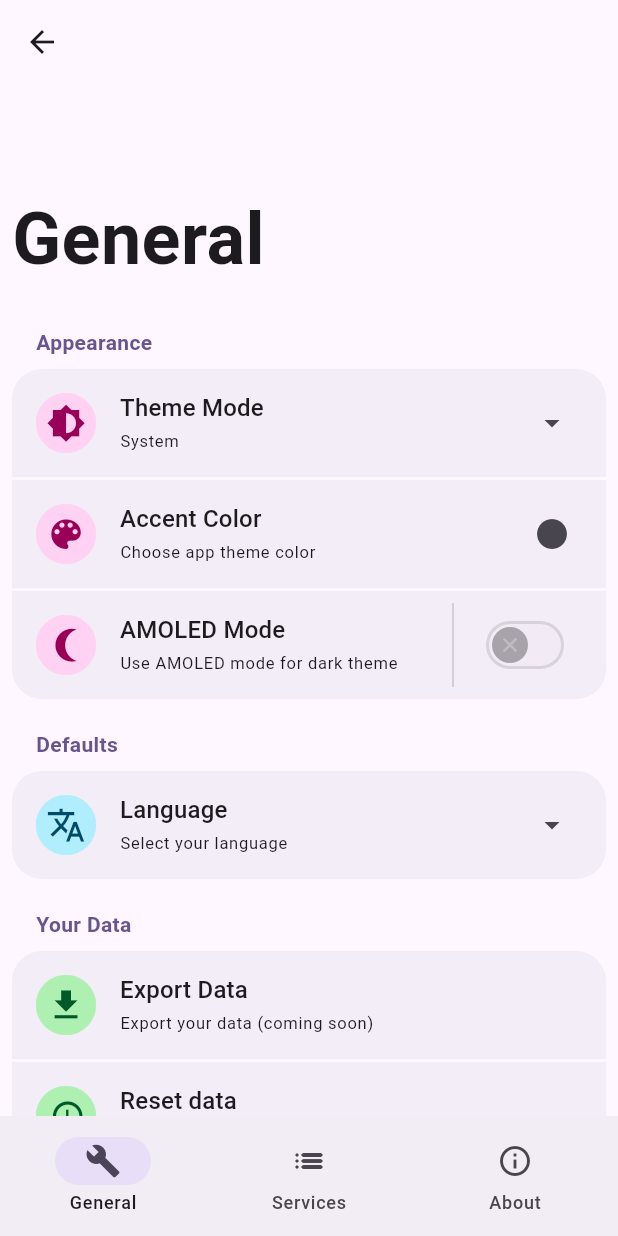
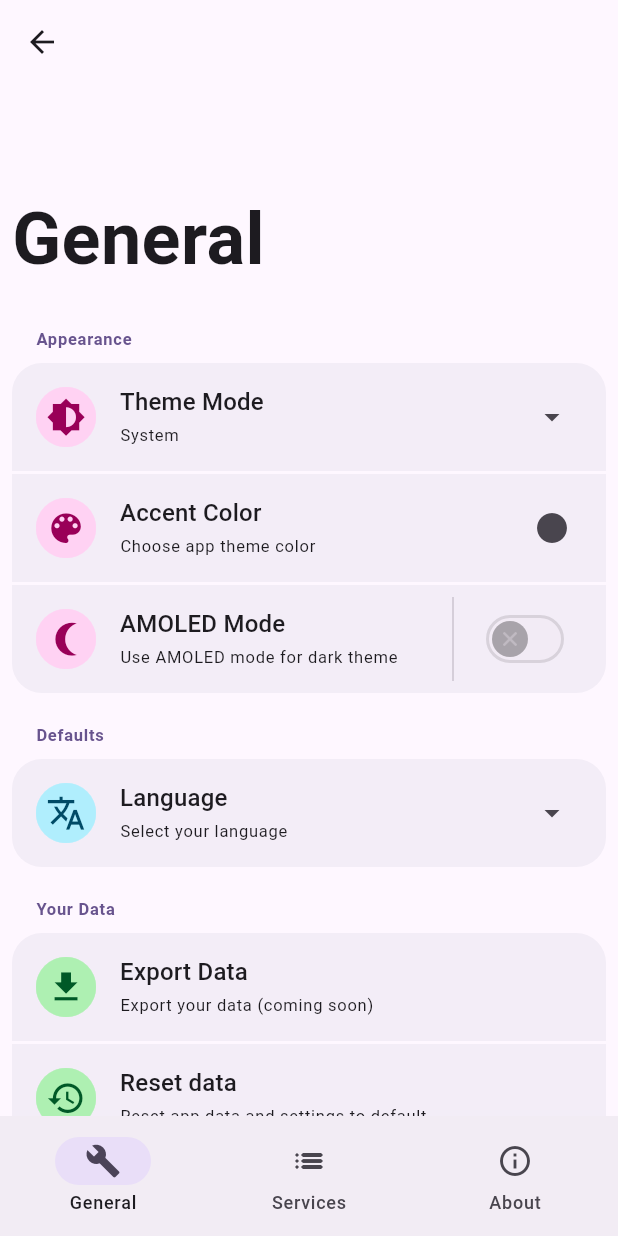
Before and after one commit to vinaooo/byewall3, a Flutter app: the screen it shows after launch, scrolled down 576 dp, after a tap on the "settings" icon, on a phone screen of 412 x 824 dp. Run offline on Flutter 3.47's test engine with Material 3 defaults, Android fonts, the phone set to English and light mode, and no system bars; drawn by our look-alikes of dynamic_color; our stand-ins replace diacritic, shared_preferences.

Commit message:
Refactor settings UI components for improved localization and readability. Replace TitleText with TileTitleText, streamline SliverAppBar construction, and enhance SettingsTiles with localized titles and subtitles.

```diff
--- a/lib/screens/settings_screen/about_settings.dart
+++ b/lib/screens/settings_screen/about_settings.dart
@@ -1,4 +1,3 @@
-import 'package:byewall3/l10n/app_localizations.dart';
 import 'package:byewall3/ui/components/settings_custom_sliverappbar.dart';
 import 'package:flutter/material.dart';
 
@@ -9,22 +8,13 @@ class AboutSettingsView extends StatelessWidget {
 
   @override
   Widget build(BuildContext context) {
-    final double screenHeight = MediaQuery.of(context).size.height;
-    final double expandedHeight = screenHeight * 0.25;
-    final double minExtent =
-        kToolbarHeight + MediaQuery.of(context).padding.top;
-
     final customSliverAppBar = CustomSliverAppBar(context);
 
     return CustomScrollView(
       key: const PageStorageKey('aboutSettings'),
       controller: controller,
       slivers: [
-        customSliverAppBar.buildSliverAppBar(
-          AppLocalizations.of(context)!.translate('about'),
-          expandedHeight,
-          minExtent,
-        ),
+        customSliverAppBar.buildSliverAppBar('about'),
         SliverList(
           delegate: SliverChildBuilderDelegate((
             BuildContext context,
--- a/lib/screens/settings_screen/general_settings.dart
+++ b/lib/screens/settings_screen/general_settings.dart
@@ -1,10 +1,10 @@
-import 'package:byewall3/l10n/app_localizations.dart';
 import 'package:byewall3/providers/language_provider.dart';
 import 'package:byewall3/providers/theme_provider.dart';
 import 'package:byewall3/ui/app_colors.dart';
+import 'package:byewall3/ui/components/localized_text.dart';
 import 'package:byewall3/ui/components/settings_custom_sliverappbar.dart';
 import 'package:byewall3/ui/components/settings_list_tiles.dart';
-import 'package:byewall3/ui/components/settings_title_text.dart';
+import 'package:byewall3/ui/components/tile_title_text.dart';
 import 'package:byewall3/utils/settings_manager.dart';
 import 'package:flutter/material.dart';
 import 'package:provider/provider.dart';
@@ -29,22 +29,13 @@ class GeneralSettingsView extends StatelessWidget {
 
   @override
   Widget build(BuildContext context) {
-    final double screenHeight = MediaQuery.of(context).size.height;
-    final double expandedHeight = screenHeight * 0.25;
-    final double minExtent =
-        kToolbarHeight + MediaQuery.of(context).padding.top;
-
     final customSliverAppBar = CustomSliverAppBar(context);
 
     return CustomScrollView(
       key: const PageStorageKey('generalSettings'),
       controller: controller,
       slivers: <Widget>[
-        customSliverAppBar.buildSliverAppBar(
-          AppLocalizations.of(context)!.translate('general'),
-          expandedHeight,
-          minExtent,
-        ),
+        customSliverAppBar.buildSliverAppBar('general'),
         appearenceTiles(context),
         languageTile(context),
         dataTiles(context),
@@ -58,14 +49,33 @@ class GeneralSettingsView extends StatelessWidget {
         padding: const EdgeInsets.all(8.0),
         child: Column(
           children: [
-            TitleText(
-              title: AppLocalizations.of(context)!.translate('appearance'),
+            TileTitleText(title: 'appearance'),
+            themeModeTile(),
+            accentColorTile(context),
+            amoledTile(context),
+          ],
         ),
-            themeModeTile(),
-            SizedBox(height: 2),
-            accentColorTile(context),
-            SizedBox(height: 2),
-            amoledTile(context),
+      ),
+    );
+  }
+
+  SliverToBoxAdapter languageTile(BuildContext context) {
+    return SliverToBoxAdapter(
+      child: Padding(
+        padding: const EdgeInsets.all(8.0),
+        child: Column(
+          children: [
+            TileTitleText(title: 'defaults'),
+            SettingsTiles(
+              border: 3, //all
+              title: 'language',
+              subtitle: 'language_subtitle',
+              lIcon: leadingIcon(color: 'blue', icon: Icons.translate),
+              tIcon: Icons.arrow_drop_down,
+              onPressed: () {
+                LanguageProvider.selectLanguage(context, localeKey);
+              },
+            ),
           ],
         ),
       ),
@@ -78,41 +88,9 @@ class GeneralSettingsView extends StatelessWidget {
         padding: const EdgeInsets.all(8.0),
         child: Column(
           children: [
-            TitleText(
-              title: AppLocalizations.of(context)!.translate('your_data'),
-            ),
+            TileTitleText(title: 'your_data'),
             exportTile(context),
-            SizedBox(height: 2),
             resetTile(context),
-          ],
-        ),
-      ),
-    );
-  }
-
-  SliverToBoxAdapter languageTile(BuildContext context) {
-    return SliverToBoxAdapter(
-      child: Padding(
-        padding: const EdgeInsets.all(8.0),
-        child: Column(
-          children: [
-            TitleText(
-              title: AppLocalizations.of(context)!.translate('defaults'),
-            ),
-            SettingsTiles(
-              border: 3, //all
-              title: AppLocalizations.of(context)!.translate('language'),
-              subtitle: AppLocalizations.of(
-                context,
-              )!.translate('language_subtitle'),
-              lIcon: leadingIcon(color: 'blue', icon: Icons.translate),
-
-              tIcon: Icons.arrow_drop_down,
-              switchEnable: false,
-              onPressed: () {
-                LanguageProvider.selectLanguage(context, localeKey);
-              },
-            ),
           ],
         ),
       ),
@@ -125,25 +103,18 @@ class GeneralSettingsView extends StatelessWidget {
         String themeSubtitle = '';
         switch (themeProvider.themeMode) {
           case ThemeMode.system:
-            themeSubtitle = AppLocalizations.of(
-              context,
-            )!.translate('theme_mode_system');
+            themeSubtitle = 'theme_mode_system';
           case ThemeMode.light:
-            themeSubtitle = AppLocalizations.of(
-              context,
-            )!.translate('theme_mode_light');
+            themeSubtitle = 'theme_mode_light';
           case ThemeMode.dark:
-            themeSubtitle = AppLocalizations.of(
-              context,
-            )!.translate('theme_mode_dark');
+            themeSubtitle = 'theme_mode_dark';
         }
         return SettingsTiles(
           border: 1,
-          title: AppLocalizations.of(context)!.translate('theme_mode'),
+          title: 'theme_mode',
           subtitle: themeSubtitle,
           lIcon: leadingIcon(color: 'pink', icon: Icons.brightness_6),
           tIcon: Icons.arrow_drop_down,
-          switchEnable: false,
           onPressed: () {
             ThemeProvider.showThemeSelection(context);
           },
@@ -152,19 +123,114 @@ class GeneralSettingsView extends StatelessWidget {
     );
   }
 
+  Column accentColorTile(BuildContext context) {
+    return Column(
+      children: [
+        SizedBox(height: 2),
+        SettingsTiles(
+          border: 0, //none
+          title: 'accent_color',
+          subtitle: 'choose_theme_color',
+          lIcon: leadingIcon(color: 'pink', icon: Icons.color_lens),
+          tIcon: Icons.circle,
+          onPressed: () {
+            ThemeProvider.showColorSelection(
+              context: context,
+              selectedMode: selectedMode,
+              onThemeSelected: onThemeSelected,
+              seeds: seeds,
+            );
+          },
+        ),
+      ],
+    );
+  }
+
+  Column amoledTile(BuildContext context) {
+    return Column(
+      children: [
+        SizedBox(height: 2),
+        SettingsTiles(
+          border: 2, //bottom
+          title: 'dark_mode_amoled',
+          subtitle: 'dark_mode_amoled_subtitle',
+          lIcon: leadingIcon(color: 'pink', icon: Icons.nightlight_round_sharp),
+          switchEnable: true,
+          onPressed: () {},
+        ),
+      ],
+    );
+  }
+
+  SettingsTiles exportTile(BuildContext context) {
+    return SettingsTiles(
+      border: 1, //top
+      title: 'export_settings',
+      subtitle: 'export_settings_subtitle',
+      lIcon: leadingIcon(color: 'green', icon: Icons.download),
+      onPressed: () {},
+    );
+  }
+
+  Column resetTile(BuildContext context) {
+    return Column(
+      children: [
+        SizedBox(height: 2),
+        SettingsTiles(
+          border: 2, //bottom
+          title: 'reset_settings',
+          subtitle: 'reset_settings_subtitle',
+          lIcon: leadingIcon(color: 'green', icon: Icons.restore),
+          onPressed: () {
+            showDialog(
+              context: context,
+              builder: (BuildContext context) {
+                return AlertDialog(
+                  title: LocalizedText(tKey: 'reset_settings'),
+                  content: LocalizedText(tKey: 'reset_settings_subtitle'),
+                  actions: [
+                    TextButton(
+                      onPressed: () async {
+                        final navigator = Navigator.of(context);
+                        await settingsManager.clearAllKeys();
+                        navigator.pop(); // Fecha o diálogo
+                        settingsManager.closeApp(); // Fecha o aplicativo
+                      },
+                      child: LocalizedText(tKey: 'reset'),
+                    ),
+                    TextButton(
+                      onPressed: () {
+                        Navigator.of(context).pop(); // Fecha o diálogo
+                      },
+                      child: LocalizedText(tKey: 'cancel'),
+                    ),
+                  ],
+                );
+              },
+            );
+          },
+        ),
+      ],
+    );
+  }
+
   Stack leadingIcon({String color = '', IconData? icon}) {
     Color lightColor;
     Color darkColor;
-    if (color == 'pink') {
+    switch (color) {
+      case 'pink':
         lightColor = AppColors().pink;
         darkColor = AppColors().darkPink;
-    } else if (color == 'blue') {
+        break;
+      case 'blue':
         lightColor = AppColors().blue;
         darkColor = AppColors().darkBlue;
-    } else if (color == 'green') {
+        break;
+      case 'green':
         lightColor = AppColors().green;
         darkColor = AppColors().darkGreen;
-    } else {
+        break;
+      default:
         lightColor = Colors.white;
         darkColor = Colors.black;
     }
@@ -177,100 +243,4 @@ class GeneralSettingsView extends StatelessWidget {
       ],
     );
   }
-
-  SettingsTiles resetTile(BuildContext context) {
-    return SettingsTiles(
-      border: 2, //bottom
-      title: AppLocalizations.of(context)!.translate('reset_settings'),
-      subtitle: AppLocalizations.of(
-        context,
-      )!.translate('reset_settings_subtitle'),
-      lIcon: leadingIcon(color: 'green', icon: Icons.restore),
-      switchEnable: false,
-      onPressed: () {
-        showDialog(
-          context: context,
-          builder: (BuildContext context) {
-            return AlertDialog(
-              title: Text(
-                AppLocalizations.of(context)!.translate('reset_settings'),
-              ),
-              content: Text(
-                AppLocalizations.of(
-                  context,
-                )!.translate('reset_settings_subtitle'),
-              ),
-              actions: [
-                TextButton(
-                  onPressed: () async {
-                    final navigator = Navigator.of(context);
-                    await settingsManager.clearAllKeys();
-                    navigator.pop(); // Fecha o diálogo
-                    settingsManager.closeApp(); // Fecha o aplicativo
-                  },
-                  child: Text(AppLocalizations.of(context)!.translate('reset')),
-                ),
-                TextButton(
-                  onPressed: () {
-                    Navigator.of(context).pop(); // Fecha o diálogo
-                  },
-                  child: Text(
-                    AppLocalizations.of(context)!.translate('cancel'),
-                  ),
-                ),
-              ],
-            );
-          },
-        );
-      },
-    );
 }
-
-  SettingsTiles exportTile(BuildContext context) {
-    return SettingsTiles(
-      border: 1, //top
-      title: AppLocalizations.of(context)!.translate('export_settings'),
-      subtitle: AppLocalizations.of(
-        context,
-      )!.translate('export_settings_subtitle'),
-      lIcon: leadingIcon(color: 'green', icon: Icons.download),
-      switchEnable: false,
-      onPressed: () {},
-    );
-  }
-
-  SettingsTiles amoledTile(BuildContext context) {
-    return SettingsTiles(
-      border: 2, //bottom
-      title: AppLocalizations.of(context)!.translate('dark_mode_amoled'),
-      subtitle: AppLocalizations.of(
-        context,
-      )!.translate('dark_mode_amoled_subtitle'),
-      lIcon: leadingIcon(color: 'pink', icon: Icons.nightlight_round_sharp),
-
-      tIcon: null,
-      switchEnable: true,
-      onPressed: () {},
-    );
-  }
-
-  SettingsTiles accentColorTile(BuildContext context) {
-    return SettingsTiles(
-      border: 0, //none
-      title: AppLocalizations.of(context)!.translate('accent_color'),
-      subtitle: AppLocalizations.of(context)!.translate('choose_theme_color'),
-      lIcon: leadingIcon(color: 'pink', icon: Icons.color_lens),
-
-      tIcon: Icons.circle,
-      switchEnable: false,
-      onPressed: () {
-        ThemeProvider.showColorSelection(
-          context: context,
-          selectedMode: selectedMode,
-          onThemeSelected: onThemeSelected,
-          seeds: seeds,
-        );
-      },
-    );
-  }
-}
--- a/lib/screens/settings_screen/services_settings.dart
+++ b/lib/screens/settings_screen/services_settings.dart
@@ -1,4 +1,3 @@
-import 'package:byewall3/l10n/app_localizations.dart';
 import 'package:byewall3/ui/components/settings_custom_sliverappbar.dart';
 import 'package:flutter/material.dart';
 
@@ -9,23 +8,12 @@ class ServiceSettingsView extends StatelessWidget {
 
   @override
   Widget build(BuildContext context) {
-    final double screenHeight = MediaQuery.of(context).size.height;
-    final double expandedHeight = screenHeight * 0.25;
-    final double minExtent =
-        kToolbarHeight + MediaQuery.of(context).padding.top;
-
     final customSliverAppBar = CustomSliverAppBar(context);
 
     return CustomScrollView(
       key: const PageStorageKey('serviceSettings'),
       controller: controller,
-      slivers: [
-        customSliverAppBar.buildSliverAppBar(
-          AppLocalizations.of(context)!.translate('services'),
-          expandedHeight,
-          minExtent,
-        ),
-      ],
+      slivers: [customSliverAppBar.buildSliverAppBar('services')],
     );
   }
 }
--- /dev/null
+++ b/lib/ui/components/localized_text.dart
@@ -0,0 +1,14 @@
+import 'package:byewall3/l10n/app_localizations.dart';
+import 'package:flutter/material.dart';
+
+class LocalizedText extends StatelessWidget {
+  const LocalizedText({super.key, required this.tKey, this.style});
+
+  final String tKey;
+  final TextStyle? style;
+
+  @override
+  Widget build(BuildContext context) {
+    return Text(AppLocalizations.of(context)!.translate(tKey), style: style);
+  }
+}
--- a/lib/ui/components/settings_custom_sliverappbar.dart
+++ b/lib/ui/components/settings_custom_sliverappbar.dart
@@ -1,3 +1,4 @@
+import 'package:byewall3/l10n/app_localizations.dart';
 import 'package:flutter/material.dart';
 
 class CustomSliverAppBar {
@@ -5,11 +6,10 @@ class CustomSliverAppBar {
 
   CustomSliverAppBar(this.context);
 
-  SliverAppBar buildSliverAppBar(
-    String title,
-    double expandedHeight,
-    double minExtent,
-  ) {
+  SliverAppBar buildSliverAppBar(String title) {
+    final double expandedHeight = MediaQuery.of(context).size.height * 0.25;
+    final double minExtent =
+        kToolbarHeight + MediaQuery.of(context).padding.top;
     double calculateT(double currentHeight) {
       return ((currentHeight - minExtent) / (expandedHeight - minExtent)).clamp(
         0.0,
@@ -17,6 +17,7 @@ class CustomSliverAppBar {
       );
     }
 
+    title = AppLocalizations.of(context)!.translate(title);
     return SliverAppBar(
       surfaceTintColor: Colors.transparent,
       backgroundColor: Theme.of(context).scaffoldBackgroundColor,
--- a/lib/ui/components/settings_list_tiles.dart
+++ b/lib/ui/components/settings_list_tiles.dart
@@ -1,3 +1,4 @@
+import 'package:byewall3/l10n/app_localizations.dart';
 import 'package:byewall3/ui/app_colors.dart';
 import 'package:byewall3/providers/theme_provider.dart';
 import 'package:flutter/material.dart';
@@ -20,7 +21,7 @@ class SettingsTiles extends StatelessWidget {
     required this.onPressed,
     required this.lIcon,
     this.tIcon,
-    required this.switchEnable,
+    this.switchEnable = false,
   });
 
   static const WidgetStateProperty<Icon> thumbIcon =
@@ -61,6 +62,9 @@ class SettingsTiles extends StatelessWidget {
       themeProvider.saveBlackBackground(value);
     }
 
+    String useTitle = AppLocalizations.of(context)!.translate(title);
+    String useSubtitle = AppLocalizations.of(context)!.translate(subtitle);
+
     return Material(
       color: Colors.transparent,
       child: InkWell(
@@ -80,14 +84,14 @@ class SettingsTiles extends StatelessWidget {
             title: Padding(
               padding: const EdgeInsets.only(left: 8.0),
               child: Text(
-                title,
+                useTitle,
                 style: Theme.of(context).textTheme.titleMedium,
               ),
             ),
             subtitle: Padding(
               padding: const EdgeInsets.only(left: 8.0),
               child: Text(
-                subtitle,
+                useSubtitle,
                 style: Theme.of(
                   context,
                 ).textTheme.labelSmall?.copyWith(fontWeight: FontWeight.normal),
--- a/lib/ui/components/settings_title_text.dart
+++ b/lib/ui/components/tile_title_text.dart
@@ -1,8 +1,9 @@
+import 'package:byewall3/l10n/app_localizations.dart';
 import 'package:flutter/material.dart';
 
-class TitleText extends StatelessWidget {
+class TileTitleText extends StatelessWidget {
   final String title;
-  const TitleText({super.key, required this.title});
+  const TileTitleText({super.key, required this.title});
 
   @override
   Widget build(BuildContext context) {
@@ -11,10 +12,10 @@ class TitleText extends StatelessWidget {
         Padding(
           padding: const EdgeInsets.only(left: 16.0, bottom: 8.0, top: 4.0),
           child: Text(
-            title,
-            style: TextStyle(
+            AppLocalizations.of(context)!.translate(title),
+            style: Theme.of(context).textTheme.labelSmall!.copyWith(
+              fontWeight: FontWeight.w600,
               color: Theme.of(context).colorScheme.primary,
-              fontWeight: FontWeight.w600,
             ),
           ),
         ),
```
Lines whose indentation alone changed are shown as unchanged.
